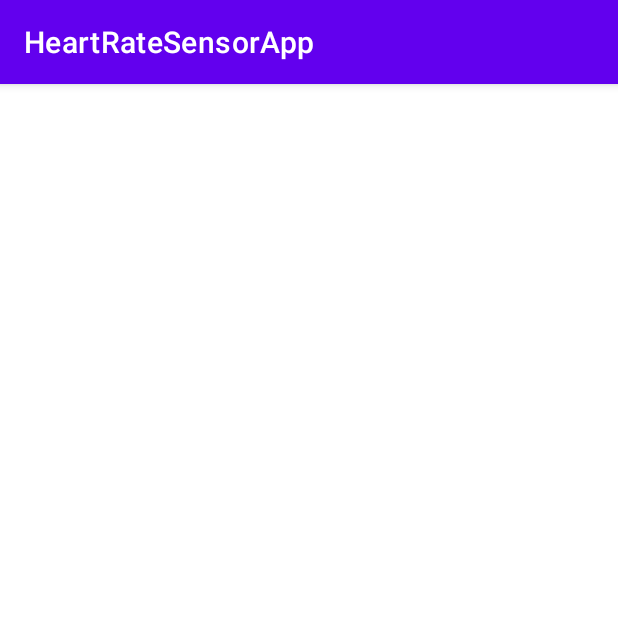
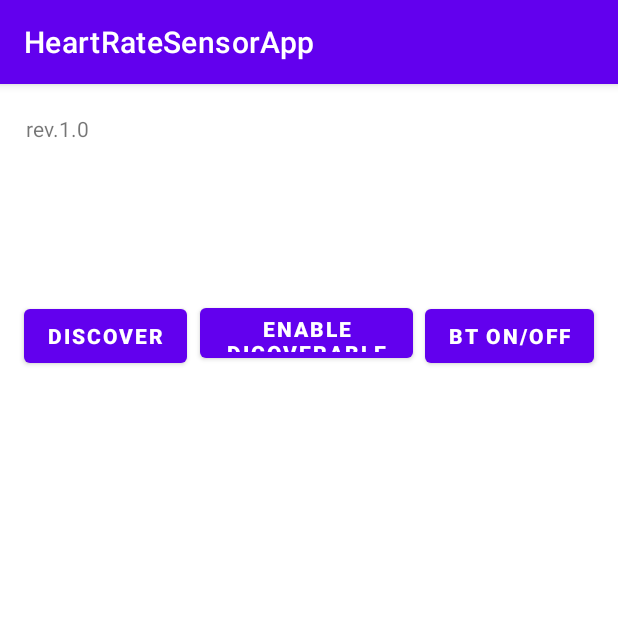
Before and after one commit to justmalysa/HeartRateSensor, an Android app: the screen it shows after launch (MainActivity), on a phone screen of 412 x 824 dp, the top half of it. Run offline under Robolectric (Android 15) with nearby library versions, the phone set to English and light mode, and no system bars.

Commit message:
trying on device

```diff
--- a/HR_SpO2_android_app/app/src/main/res/layout/activity_main.xml
+++ b/HR_SpO2_android_app/app/src/main/res/layout/activity_main.xml
@@ -24,26 +24,39 @@
         android:id="@+id/btnONOFF"
         android:layout_width="wrap_content"
         android:layout_height="wrap_content"
+        android:layout_marginEnd="16dp"
         android:text="@string/btnONOFF"
         android:textStyle="bold"
         app:layout_constraintBottom_toBottomOf="parent"
         app:layout_constraintEnd_toEndOf="parent"
-        app:layout_constraintHorizontal_bias="0.578"
-        app:layout_constraintStart_toEndOf="@+id/btnDiscoverable_on_off"
         app:layout_constraintTop_toTopOf="parent"
         app:layout_constraintVertical_bias="0.2"
         tools:textSize="10sp" />
 
     <Button
         android:id="@+id/btnDiscoverable_on_off"
-        android:layout_width="wrap_content"
-        android:layout_height="wrap_content"
-        android:layout_marginEnd="136dp"
+        android:layout_width="142dp"
+        android:layout_height="45dp"
         android:onClick="btnEnableDisable_Discoverable"
         android:text="@string/enable_discoverable"
         android:textStyle="bold"
         app:layout_constraintBottom_toBottomOf="parent"
-        app:layout_constraintEnd_toEndOf="parent"
+        app:layout_constraintEnd_toStartOf="@+id/btnONOFF"
+        app:layout_constraintStart_toEndOf="@+id/btnFindUnpairedDevices"
+        app:layout_constraintTop_toTopOf="parent"
+        app:layout_constraintVertical_bias="0.198"
+        tools:textSize="10sp" />
+
+    <Button
+        android:id="@+id/btnFindUnpairedDevices"
+        android:layout_width="wrap_content"
+        android:layout_height="wrap_content"
+        android:layout_marginStart="16dp"
+        android:onClick="btnDiscover"
+        android:text="@string/btn_discover"
+        android:textStyle="bold"
+        app:layout_constraintBottom_toBottomOf="parent"
+        app:layout_constraintStart_toStartOf="parent"
         app:layout_constraintTop_toTopOf="parent"
         app:layout_constraintVertical_bias="0.2"
         tools:textSize="10sp" />
@@ -53,21 +66,12 @@
         android:layout_width="match_parent"
         android:layout_height="150dp"
         android:layout_below="@id/btnFindUnpairedDevices"
+        app:layout_constraintBottom_toBottomOf="parent"
         app:layout_constraintEnd_toEndOf="parent"
         app:layout_constraintHorizontal_bias="0.0"
         app:layout_constraintStart_toStartOf="parent"
-        tools:layout_editor_absoluteY="159dp" >
-
-        <Button
-            android:id="@+id/btnFindUnpairedDevices"
-            android:layout_width="wrap_content"
-            android:layout_height="wrap_content"
-            android:layout_marginEnd="24dp"
-            android:onClick="btnDiscover"
-            android:text="@string/btn_discover"
-            android:textStyle="bold"
-            tools:textSize="10sp" />
-    </ListView>
+        app:layout_constraintTop_toTopOf="parent"
+        app:layout_constraintVertical_bias="0.35" />
 
 
 </androidx.constraintlayout.widget.ConstraintLayout>
```
